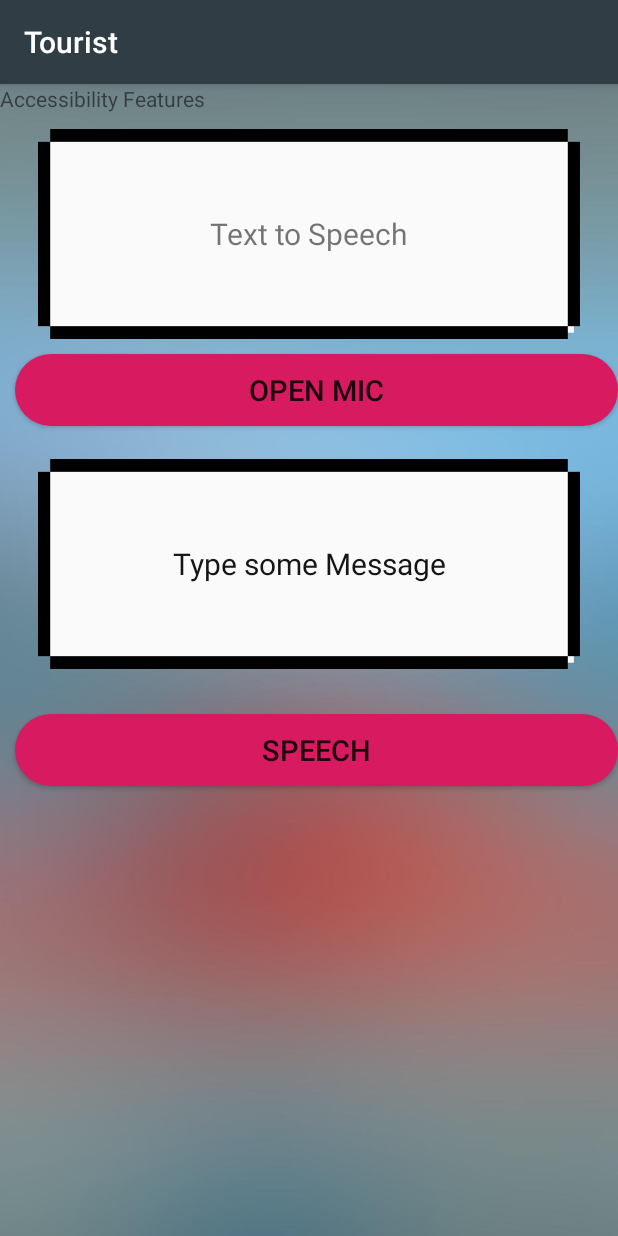
After one commit to ShuvasRayamajhi/AndroidTouristApp, an Android app: the Accessibility screen opened directly, with no data from a screen before it, on a phone screen of 412 x 824 dp. The commit adds this screen. Run offline under Robolectric (Android 15) with nearby library versions, the phone set to English and light mode, and no system bars.

Commit message:
design for text to speech

```diff
--- a/app/build.gradle
+++ b/app/build.gradle
@@ -28,7 +28,7 @@ dependencies {
     implementation 'com.google.firebase:firebase-auth:16.0.5'
     implementation 'com.google.android.gms:play-services-maps:17.0.0'
     implementation 'com.google.firebase:firebase-database:16.0.4'
-    implementation 'com.google.firebase:firebase-storage:9.2.0'
+    implementation 'com.google.firebase:firebase-storage:16.0.4'
     testImplementation 'junit:junit:4.12'
     implementation 'com.karumi:dexter:5.0.0'
     implementation 'com.google.android.gms:play-services-maps:17.0.0'
@@ -40,5 +40,6 @@ dependencies {
     androidTestImplementation 'androidx.test:runner:1.1.0'
     androidTestImplementation 'androidx.test:rules:1.1.0'
     androidTestImplementation 'androidx.test.ext:junit:1.1.1'
+    implementation 'com.squareup.picasso:picasso:2.5.2'
 
 }
--- /dev/null
+++ b/app/src/main/java/com/rayamajs/cwapp/Accessibility.java
@@ -0,0 +1,61 @@
+package com.rayamajs.cwapp;
+
+import androidx.annotation.Nullable;
+import androidx.appcompat.app.AppCompatActivity;
+
+import android.content.ActivityNotFoundException;
+import android.content.Intent;
+import android.os.Bundle;
+import android.speech.RecognizerIntent;
+import android.view.View;
+import android.widget.TextView;
+import android.widget.Toast;
+
+import java.util.ArrayList;
+import java.util.Locale;
+
+public class Accessibility extends AppCompatActivity {
+    TextView outputText;
+    private static final int TTS_ENGINE_REQUEST = 101;
+    @Override
+    protected void onCreate(Bundle savedInstanceState) {
+        super.onCreate(savedInstanceState);
+        setContentView(R.layout.activity_accessibility);
+    }
+
+    public void btnSpeech(View view) {
+
+        Intent intent = new Intent(RecognizerIntent.ACTION_RECOGNIZE_SPEECH);
+        intent.putExtra(RecognizerIntent.EXTRA_LANGUAGE_MODEL, RecognizerIntent.LANGUAGE_MODEL_FREE_FORM);
+        intent.putExtra(RecognizerIntent.EXTRA_LANGUAGE, Locale.getDefault());
+        intent.putExtra(RecognizerIntent.EXTRA_PROMPT,
+                "Say Something");
+        try {
+            startActivityForResult(intent, 1);
+        } catch (ActivityNotFoundException e){
+            Toast.makeText(this, e.getMessage(),Toast.LENGTH_SHORT).show();
+        }
+
+    }
+
+    @Override
+    protected void onActivityResult(int requestCode, int resultCode, @Nullable Intent data) {
+        super.onActivityResult(requestCode, resultCode, data);
+
+        switch (requestCode) {
+            case 1:
+                if (resultCode==RESULT_OK && null!= data) {
+                    ArrayList<String> result = data.getStringArrayListExtra(RecognizerIntent.EXTRA_RESULTS);
+                    outputText.setText(result.get(0));
+                }
+                break;
+        }
+
+    }
+
+    public void btnText(View view) {
+        Intent checkIntent = new Intent();
+
+
+    }
+}
--- /dev/null
+++ b/app/src/main/res/layout/activity_accessibility.xml
@@ -0,0 +1,77 @@
+<?xml version="1.0" encoding="utf-8"?>
+<RelativeLayout xmlns:android="http://schemas.android.com/apk/res/android"
+    xmlns:app="http://schemas.android.com/apk/res-auto"
+    xmlns:tools="http://schemas.android.com/tools"
+    android:layout_width="match_parent"
+    android:layout_height="match_parent"
+    android:background="@drawable/register_background"
+    tools:context=".Accessibility">
+
+    <TextView
+        android:layout_width="match_parent"
+        android:layout_height="wrap_content"
+        android:text="Accessibility Features"
+        />
+
+    <TextView
+        android:id="@+id/txt_output"
+        android:layout_width="match_parent"
+        android:layout_height="140dp"
+        android:text="Text to Speech"
+        android:layout_marginLeft="25dp"
+        android:layout_marginRight="25dp"
+        android:layout_marginTop="30dp"
+        android:lines="8"
+        android:minLines="6"
+        android:foregroundGravity="top|left"
+        android:maxLines="10"
+        android:padding="3dp"
+        android:gravity="center"
+        android:textSize="20dp"
+        android:background="@drawable/text_background"
+
+        />
+
+    <Button
+        android:id="@+id/speech_btn"
+        android:layout_width="match_parent"
+        android:layout_height="wrap_content"
+        android:background="@drawable/rounded_button"
+        android:text="Open Mic"
+        android:textSize="19sp"
+        android:layout_marginTop="180dp"
+        android:layout_marginLeft= "10dp"
+        android:onClick="btnSpeech"
+        />
+    <EditText
+        android:id="@+id/speech_text"
+        android:layout_width="match_parent"
+        android:layout_height="140dp"
+        android:text="Type some Message"
+        android:layout_marginLeft="25dp"
+        android:layout_marginRight="25dp"
+        android:layout_marginTop="250dp"
+        android:lines="8"
+        android:minLines="6"
+        android:foregroundGravity="top|left"
+        android:maxLines="10"
+        android:padding="3dp"
+        android:gravity="center"
+        android:textSize="20dp"
+        android:background="@drawable/text_background"
+        android:textColor="#161515"
+
+        />
+
+    <Button
+        android:layout_width="match_parent"
+        android:layout_height="wrap_content"
+        android:background="@drawable/rounded_button"
+        android:text="Speech"
+        android:textSize="19sp"
+        android:layout_marginTop="420dp"
+        android:layout_marginLeft= "10dp"
+        android:onClick="btnText"
+        />
+
+</RelativeLayout>
--- a/app/src/main/res/layout/activity_review.xml
+++ b/app/src/main/res/layout/activity_review.xml
@@ -29,6 +29,7 @@
         android:inputType="textLongMessage"
         android:hint= "Review: "
         />
+
     <EditText
         android:layout_width="match_parent"
         android:layout_height="wrap_content"
```
Also changed, not shown: app/src/main/AndroidManifest.xml (+9 -9 lines), app/src/main/java/com/rayamajs/cwapp/CaptureUpload.java (deleted, +0 -48 lines), app/src/main/java/com/rayamajs/cwapp/DisplayImage.java (deleted, +0 -22 lines), app/src/main/java/com/rayamajs/cwapp/MemberPage.java (+4 -28 lines), app/src/main/java/com/rayamajs/cwapp/photo_camera.java (deleted, +0 -70 lines), app/src/main/res/layout/activity_capture_upload.xml (deleted, +0 -29 lines), app/src/main/res/layout/activity_display_image.xml (deleted, +0 -14 lines), app/src/main/res/layout/activity_member_page.xml (+7 -19 lines), app/src/main/res/drawable/text_background.png (added).
